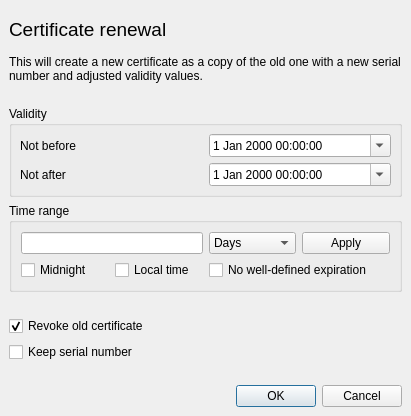
Qt form ui/CertExtend.ui (chris2511/xca) before a commit.
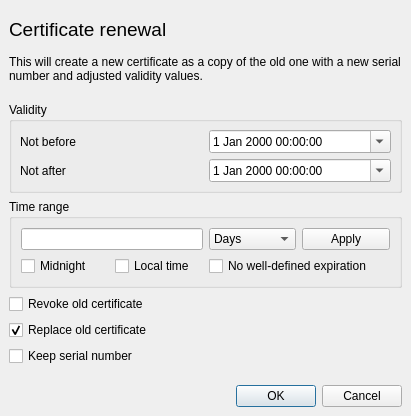
The same form after that commit. Custom widgets are drawn as their Qt base class.

Commit message:
Replace certificate while renewing it
This commit also changes the default state of
the "Revoke old certificate" checkbox to unchecked.
The reasoning for this is that by renewing a certificate
its lifetime and subsequently validity are prolonged,
which therefore implies equal trustworthiness
for both new and old certificates, which does not intend
the revocation of the latter.

Patch:
```diff
--- a/ui/CertExtend.ui
+++ b/ui/CertExtend.ui
@@ -216,6 +216,16 @@
       <string>Revoke old certificate</string>
      </property>
      <property name="checked">
+      <bool>false</bool>
+     </property>
+    </widget>
+   </item>
+   <item>
+    <widget class="QCheckBox" name="replace">
+     <property name="text">
+      <string>Replace old certificate</string>
+     </property>
+     <property name="checked">
       <bool>true</bool>
      </property>
     </widget>
```
The commit also changes 1 other file.
